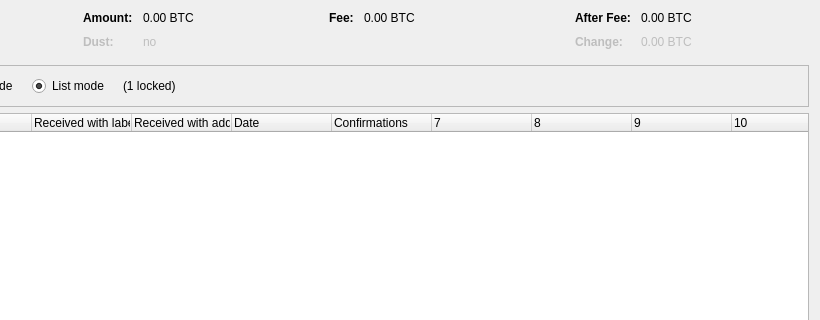
First picture: the form in src/qt/forms/coincontroldialog.ui, repository project-ecc/eccoin, before the edit; both pictures show x 180 to 1000 and y 0 to 320 of the 1000 by 500 pixel window.
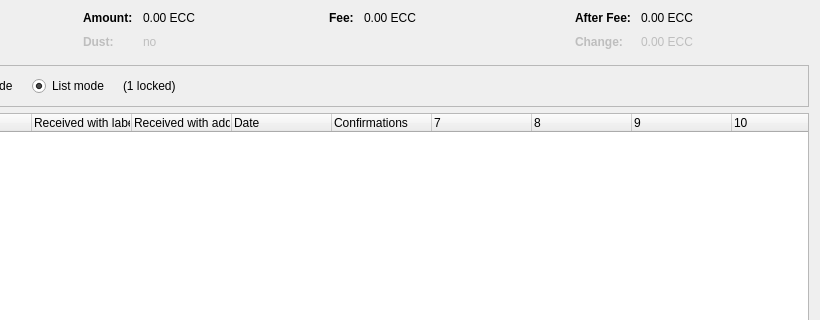
Second picture: the form after the edit. Custom widgets are drawn as their Qt base class.

```diff
--- a/src/qt/forms/coincontroldialog.ui
+++ b/src/qt/forms/coincontroldialog.ui
@@ -132,7 +132,7 @@
           <enum>Qt::ActionsContextMenu</enum>
          </property>
          <property name="text">
-          <string notr="true">0.00 BTC</string>
+          <string notr="true">0.00 ECC</string>
          </property>
          <property name="textInteractionFlags">
           <set>Qt::LinksAccessibleByMouse|Qt::TextSelectableByKeyboard|Qt::TextSelectableByMouse</set>
@@ -212,7 +212,7 @@
           <enum>Qt::ActionsContextMenu</enum>
          </property>
          <property name="text">
-          <string notr="true">0.00 BTC</string>
+          <string notr="true">0.00 ECC</string>
          </property>
          <property name="textInteractionFlags">
           <set>Qt::LinksAccessibleByMouse|Qt::TextSelectableByKeyboard|Qt::TextSelectableByMouse</set>
@@ -257,7 +257,7 @@
           <enum>Qt::ActionsContextMenu</enum>
          </property>
          <property name="text">
-          <string notr="true">0.00 BTC</string>
+          <string notr="true">0.00 ECC</string>
          </property>
          <property name="textInteractionFlags">
           <set>Qt::LinksAccessibleByMouse|Qt::TextSelectableByKeyboard|Qt::TextSelectableByMouse</set>
@@ -292,7 +292,7 @@
           <enum>Qt::ActionsContextMenu</enum>
          </property>
          <property name="text">
-          <string notr="true">0.00 BTC</string>
+          <string notr="true">0.00 ECC</string>
          </property>
          <property name="textInteractionFlags">
           <set>Qt::LinksAccessibleByMouse|Qt::TextSelectableByKeyboard|Qt::TextSelectableByMouse</set>
```
